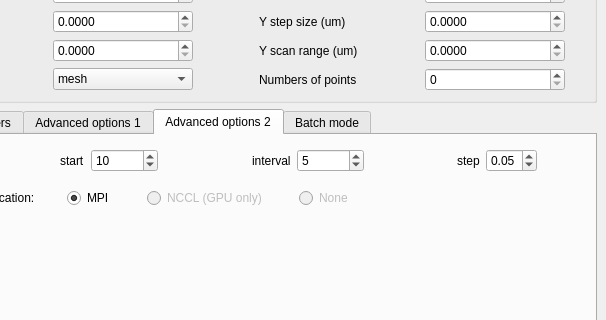
NSLS-II/ptycho_gui, file nsls2ptycho/ui/ui_ptycho.ui: the form before one commit; both pictures show x 154 to 760 and y 203 to 523 of the 760 by 880 pixel window.
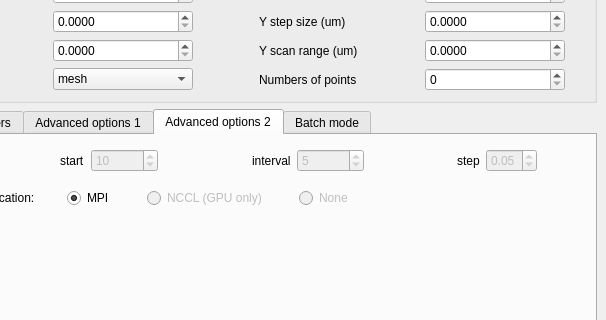
The form after the commit. The open tabs and pages were chosen to show the change.

What changed in the file:
```diff
--- a/nsls2ptycho/ui/ui_ptycho.ui
+++ b/nsls2ptycho/ui/ui_ptycho.ui
@@ -1981,6 +1981,9 @@
          </item>
          <item>
           <widget class="QSpinBox" name="sp_refine_data_start_it">
+           <property name="enabled">
+            <bool>false</bool>
+           </property>
            <property name="maximum">
             <number>100000000</number>
            </property>
@@ -2011,6 +2014,9 @@
          </item>
          <item>
           <widget class="QSpinBox" name="sp_refine_data_interval">
+           <property name="enabled">
+            <bool>false</bool>
+           </property>
            <property name="maximum">
             <number>100000000</number>
            </property>
@@ -2041,6 +2047,9 @@
          </item>
          <item>
           <widget class="QDoubleSpinBox" name="sp_refine_data_step">
+           <property name="enabled">
+            <bool>false</bool>
+           </property>
            <property name="maximum">
             <double>1.000000000000000</double>
            </property>
```
